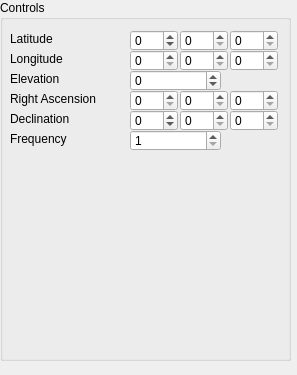
Above: inputs.ui from ahp-electronics/xc-gui before the change. Below: the same form after it.
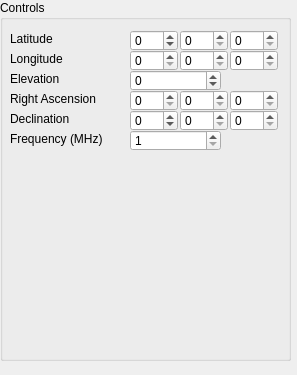
That is the form after the change.

Commit message: Corrected frequency decades

The edit to the form file:
```diff
--- a/inputs.ui
+++ b/inputs.ui
@@ -125,7 +125,7 @@
      </rect>
     </property>
     <property name="text">
-     <string>Frequency</string>
+     <string>Frequency (MHz)</string>
     </property>
    </widget>
    <widget class="QSpinBox" name="Lon_0">
```
Left out of the diff: 2 changed lines with no effect on the pictures. The commit also changes 2 other files.
